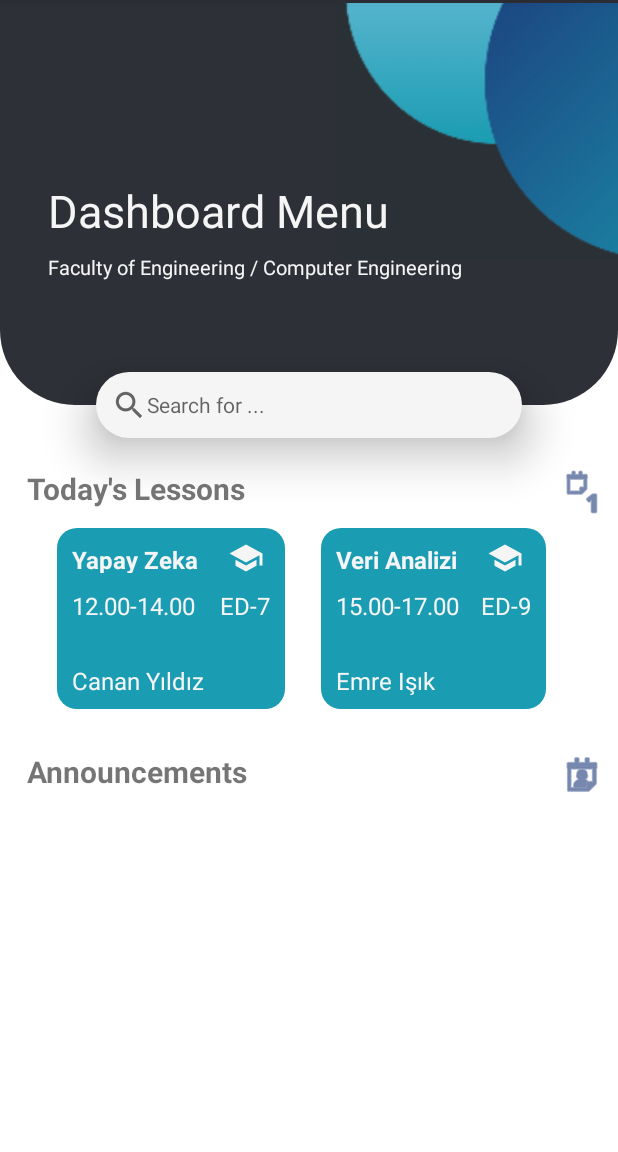
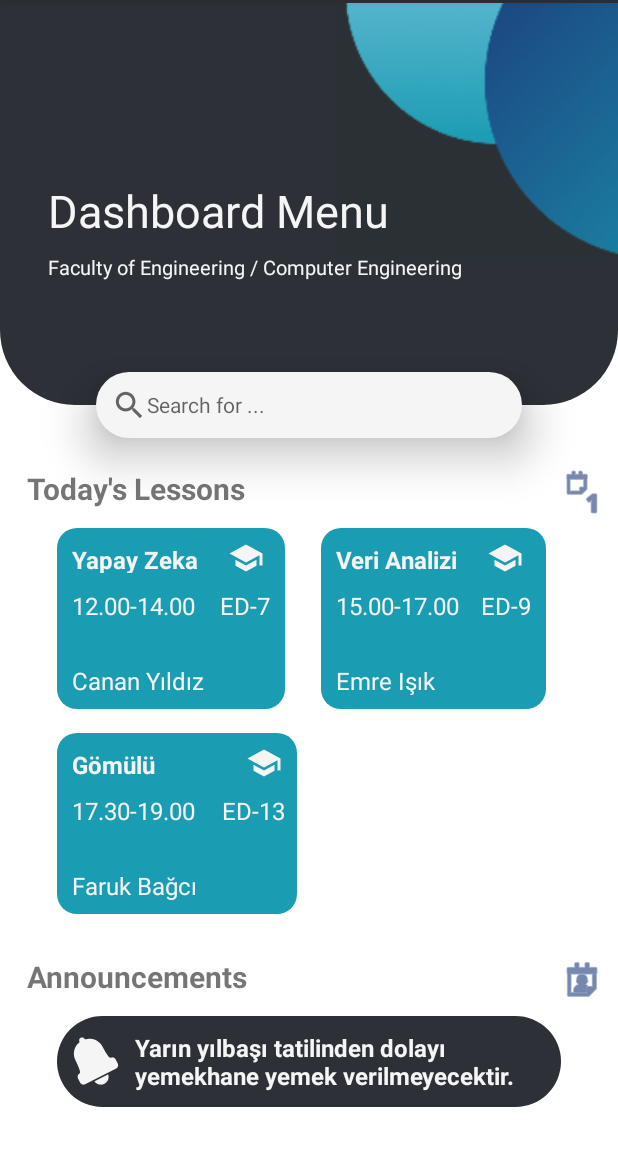
Before and after one commit to 02deno/TAU_Portal_Frontend, an Android app: the HomeActivity screen opened directly, with no data from a screen before it, on a phone screen of 412 x 824 dp, the part 84-1236 px from its top. Run offline under Robolectric (Android 15) with nearby library versions, the phone set to English and light mode, and no system bars.

Commit message:
Home Announcements

```diff
--- /dev/null
+++ b/app/src/main/java/com/example/myapplication/AnnListAdapter.kt
@@ -0,0 +1,26 @@
+package com.example.myapplication
+
+import android.view.LayoutInflater
+import android.view.ViewGroup
+import androidx.recyclerview.widget.RecyclerView
+
+class AnnListAdapter(val annList: ArrayList<AnnModel>) :
+    RecyclerView.Adapter<AnnListViewHolder>() {
+    override fun onCreateViewHolder(parent: ViewGroup, viewType: Int): AnnListViewHolder {
+        return AnnListViewHolder(
+            LayoutInflater.from(parent.context).inflate(
+                R.layout.viewholder_announcement,
+                parent,
+                false
+            )
+        )
+    }
+
+    override fun getItemCount(): Int {
+        return annList.size
+    }
+
+    override fun onBindViewHolder(holder: AnnListViewHolder, position: Int) {
+        holder.bindItems(annList[position])
+    }
+}
--- /dev/null
+++ b/app/src/main/java/com/example/myapplication/AnnListViewHolder.kt
@@ -0,0 +1,15 @@
+package com.example.myapplication
+
+import android.view.View
+import android.widget.TextView
+import androidx.recyclerview.widget.RecyclerView
+
+
+class AnnListViewHolder (annView : View): RecyclerView.ViewHolder(annView){
+
+    fun bindItems(annModel : AnnModel) {
+        val message = itemView.findViewById(R.id.message) as TextView
+        message.text = annModel.message
+
+    }
+}
--- /dev/null
+++ b/app/src/main/java/com/example/myapplication/AnnModel.kt
@@ -0,0 +1,3 @@
+package com.example.myapplication
+
+data class AnnModel (val message : String)
--- a/app/src/main/java/com/example/myapplication/HomeActivity.kt
+++ b/app/src/main/java/com/example/myapplication/HomeActivity.kt
@@ -24,6 +24,11 @@ class HomeActivity : AppCompatActivity() {
         recyclerView.layoutManager = GridLayoutManager(this, 2, GridLayoutManager.VERTICAL, false)
         val adapter = ItemListAdapter(MockList.getMockedItemList() as ArrayList<LessonModel>)
         recyclerView.adapter= adapter
+
+        val recyclerView2 = findViewById<RecyclerView>(R.id.recyclerView4)
+        recyclerView2.layoutManager = GridLayoutManager(this, 1, GridLayoutManager.VERTICAL, false)
+        val adapter2 = AnnListAdapter(MockAnnList.getMockedItemList() as ArrayList<AnnModel>)
+        recyclerView2.adapter= adapter2
 
 
 
--- /dev/null
+++ b/app/src/main/java/com/example/myapplication/MockAnnList.kt
@@ -0,0 +1,19 @@
+package com.example.myapplication
+
+object MockAnnList {
+
+    fun getMockedItemList(): List<AnnModel> {
+        val annModel1 = AnnModel("Yarın yılbaşı tatilinden dolayı yemekhane yemek verilmeyecektir.")
+
+        val annModel2 = AnnModel("Bilgisayar Mühendisliği final sınav takvimi açıklanmıştır.")
+
+        val annModel3 = AnnModel("Final sınavlarına 1 hafta kalmıştır.")
+
+        val annList: ArrayList<AnnModel> = ArrayList()
+        annList.add(annModel1)
+        annList.add(annModel2)
+        annList.add(annModel3)
+        return annList
+
+    }
+}
--- a/app/src/main/java/com/example/myapplication/MockList.kt
+++ b/app/src/main/java/com/example/myapplication/MockList.kt
@@ -12,9 +12,16 @@ object MockList {
             "ED-9",
             "Emre Işık")
 
+        val lessonModel3 = LessonModel("Gömülü Sistemler",
+            "17.30-19.00",
+            "ED-13",
+            "Faruk Bağcı")
+
+
         val lessonList: ArrayList<LessonModel> = ArrayList()
         lessonList.add(lessonModel1)
         lessonList.add(lessonModel2)
+        lessonList.add(lessonModel3)
         return lessonList
 
     }
--- a/app/src/main/res/layout/viewholder_announcement.xml
+++ b/app/src/main/res/layout/viewholder_announcement.xml
@@ -3,37 +3,29 @@
     xmlns:app="http://schemas.android.com/apk/res-auto"
     xmlns:tools="http://schemas.android.com/tools"
     android:id="@+id/mainLayout"
-    android:layout_width="200dp"
+    android:layout_width="wrap_content"
     android:layout_height="wrap_content"
     android:layout_margin="8dp"
     android:background="@drawable/ann_background">
 
 
-    <ImageView
-
-        android:id="@+id/imageView"
-        android:layout_width="30dp"
-        android:layout_height="30dp"
-        android:paddingLeft="10dp"
-        android:paddingTop="10dp"
-        app:srcCompat="@android:drawable/ic_popup_reminder"></ImageView>
 
     <TextView
         android:id="@+id/message"
         android:layout_width="wrap_content"
         android:layout_height="wrap_content"
-        android:drawablePadding="60dp"
+        android:drawableStart="@android:drawable/ic_popup_reminder"
+        android:drawablePadding="10dp"
         android:drawableTint="@color/off_white"
 
         android:paddingLeft="10dp"
         android:paddingTop="10dp"
         android:paddingRight="10dp"
         android:paddingBottom="10dp"
-        android:text="Message"
+        android:text="Yarın yılbaşı tatilinden dolayı yemekhane yemek verilmeyecektir."
         android:textColor="@color/off_white"
         android:textSize="16sp"
         android:textStyle="bold"
-        tools:layout_editor_absoluteX="68dp"
         tools:layout_editor_absoluteY="6dp" />
 
 
```
